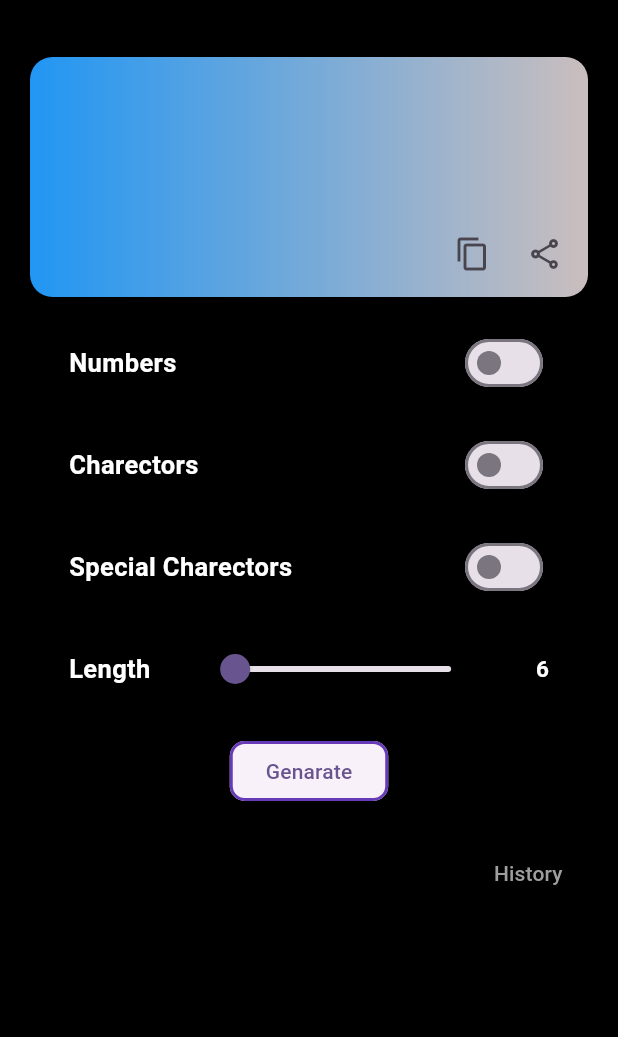
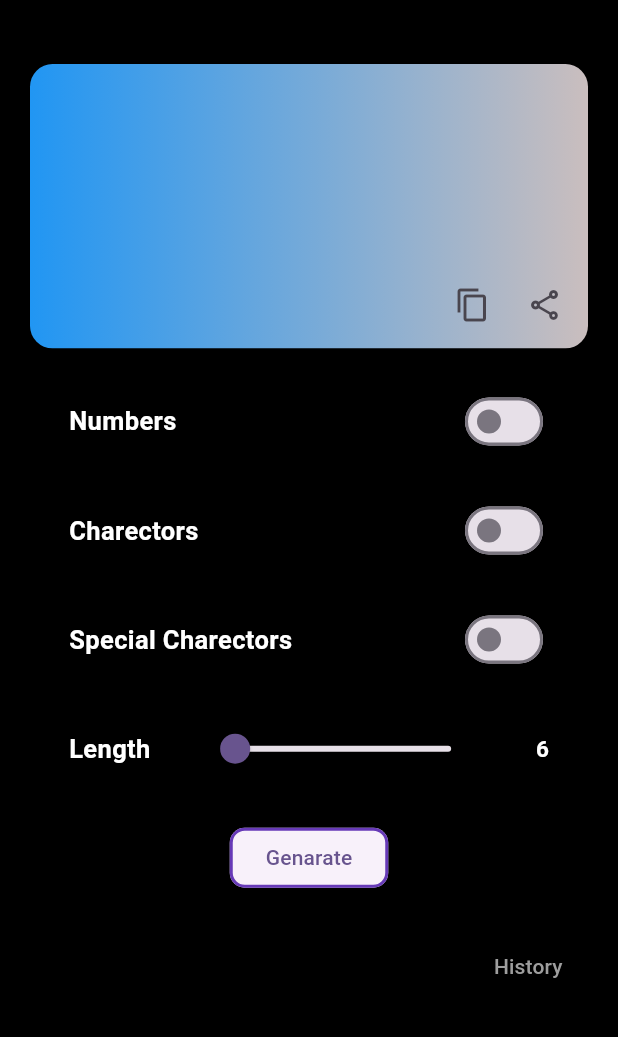
Before and after one commit to safvansafvan/password_genarator, a Flutter app: the screen it shows after launch, on a phone screen of 412 x 824 dp, the part 57-1094 px from its top. Run offline on Flutter 3.47's test engine with Material 2 defaults, Android fonts, the phone set to English and light mode, and no system bars; our stand-ins replace get, hive, hive_flutter; accounts and stored records are empty.

Commit message:
added single delete and mediaqeury to convert

```diff
--- a/lib/controller/core/constent.dart
+++ b/lib/controller/core/constent.dart
@@ -17,7 +17,11 @@ class CustomFuc {
 }
 
 class CustomHeight {
-  static var commonHeight = const SizedBox(
-    height: 20,
-  );
+  static commonHeight(context) {
+    Size size = MediaQuery.of(context).size;
+    var commonHeight = SizedBox(
+      height: size.height * 0.03,
+    );
+    return commonHeight;
+  }
 }
--- a/lib/view/genarator_screen/genarator_screen.dart
+++ b/lib/view/genarator_screen/genarator_screen.dart
@@ -12,11 +12,10 @@ class HomeScreen extends StatelessWidget {
 
   @override
   Widget build(BuildContext context) {
-    WidgetsBinding.instance.addPostFrameCallback((timeStamp) {
-      Get.put(DatabaseFuctions().getAllPassword());
-    });
+    final height = MediaQuery.of(context).size.height;
+    final dbController = Get.put(DatabaseFuctions());
+    dbController.getAllPassword();
     final controller = Get.put(Controller());
-    final dbController = Get.put(DatabaseFuctions());
     return Scaffold(
       backgroundColor: CustomClr.kblack,
       appBar: AppBar(
@@ -41,13 +40,15 @@ class HomeScreen extends StatelessWidget {
               ))
         ],
       ),
-      body: SingleChildScrollView(
+      body: RefreshIndicator(
+        onRefresh: () async {},
+        child: SingleChildScrollView(
           child: Column(
             crossAxisAlignment: CrossAxisAlignment.start,
             children: [
-            CustomHeight.commonHeight,
+              CustomHeight.commonHeight(context),
               Container(
-              height: 160,
+                height: height * 0.23,
                 width: double.infinity,
                 margin: const EdgeInsets.symmetric(horizontal: 20),
                 decoration: BoxDecoration(
@@ -85,7 +86,7 @@ class HomeScreen extends StatelessWidget {
                   ],
                 ),
               ),
-            CustomHeight.commonHeight,
+              CustomHeight.commonHeight(context),
               Container(
                 margin: const EdgeInsets.symmetric(horizontal: 46),
                 child: Column(
@@ -110,7 +111,7 @@ class HomeScreen extends StatelessWidget {
                         })
                       ],
                     ),
-                  CustomHeight.commonHeight,
+                    CustomHeight.commonHeight(context),
                     Row(
                       mainAxisAlignment: MainAxisAlignment.spaceBetween,
                       children: [
@@ -131,7 +132,7 @@ class HomeScreen extends StatelessWidget {
                         })
                       ],
                     ),
-                  CustomHeight.commonHeight,
+                    CustomHeight.commonHeight(context),
                     Row(
                       mainAxisAlignment: MainAxisAlignment.spaceBetween,
                       children: [
@@ -152,7 +153,7 @@ class HomeScreen extends StatelessWidget {
                         })
                       ],
                     ),
-                  CustomHeight.commonHeight,
+                    CustomHeight.commonHeight(context),
                     Row(
                       mainAxisAlignment: MainAxisAlignment.spaceBetween,
                       children: [
@@ -187,7 +188,7 @@ class HomeScreen extends StatelessWidget {
                   ],
                 ),
               ),
-            CustomHeight.commonHeight,
+              CustomHeight.commonHeight(context),
               Align(
                 alignment: Alignment.center,
                 child: ElevatedButton(
@@ -210,13 +211,13 @@ class HomeScreen extends StatelessWidget {
                       shape: MaterialStateProperty.all(
                     RoundedRectangleBorder(
                         borderRadius: BorderRadius.circular(10),
-                      side:
-                          const BorderSide(width: 2, color: Colors.deepPurple)),
+                        side: const BorderSide(
+                            width: 2, color: Colors.deepPurple)),
                   )),
                   child: const Text('Genarate'),
                 ),
               ),
-            CustomHeight.commonHeight,
+              CustomHeight.commonHeight(context),
               Container(
                 margin: const EdgeInsets.symmetric(horizontal: 25),
                 child: Align(
@@ -243,6 +244,7 @@ class HomeScreen extends StatelessWidget {
             ],
           ),
         ),
+      ),
     );
   }
 
--- a/lib/view/widgets/snack_bar.dart
+++ b/lib/view/widgets/snack_bar.dart
@@ -2,9 +2,7 @@ import 'package:flutter/material.dart';
 
 class CommonSnackBar {
   static snackBar(
-      {required String title,
-      required Color clr,
-      required BuildContext context}) {
+      {required String title, required Color clr, required context}) {
     ScaffoldMessenger.of(context).showSnackBar(SnackBar(
       duration: const Duration(seconds: 2),
       content: Center(child: Text(title)),
```
Also changed, not shown: lib/controller/getx/db.dart (+9 -2 lines), lib/view/history_screen/history_screen.dart (+44 -13 lines), lib/view/history_screen/widget/delete_dialog.dart (+11 -3 lines). Lines whose indentation alone changed are shown as unchanged.
